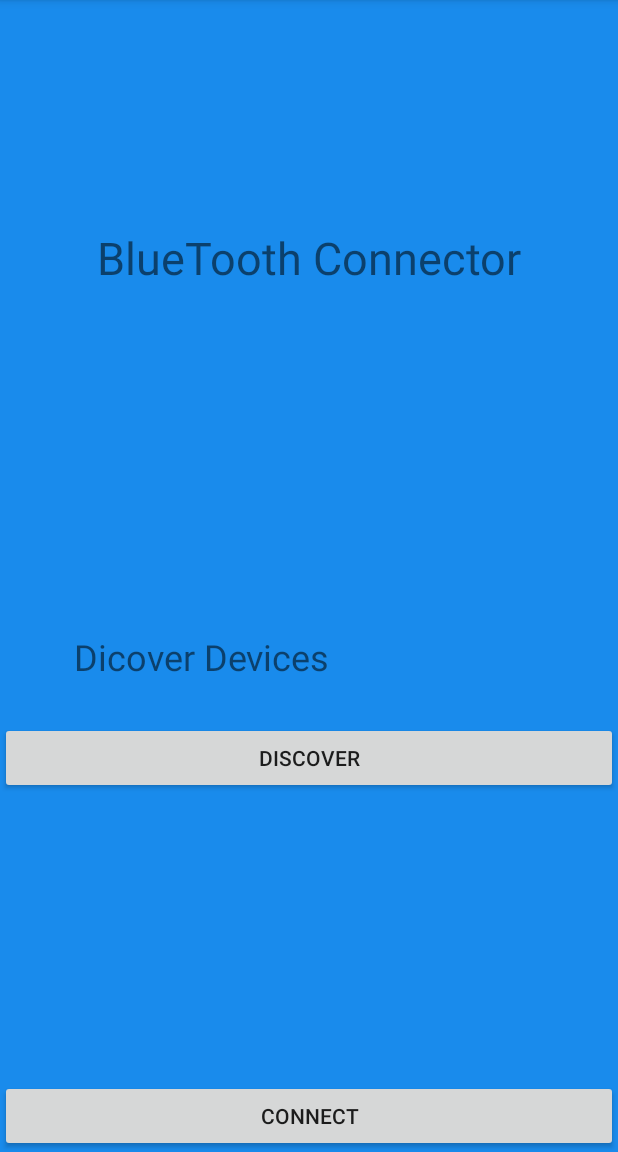
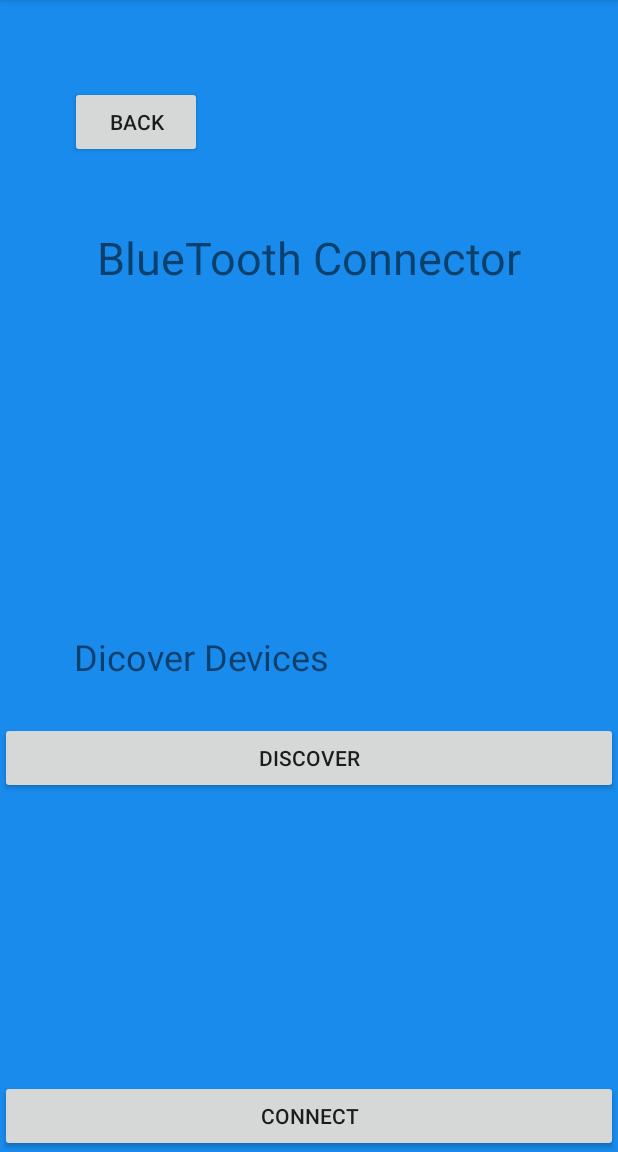
Before and after one commit to ggranad4/Project-Bulb, an Android app: the BluetoothMenuActivity screen opened directly, with no data from a screen before it, on a phone screen of 412 x 824 dp, the part 84-1236 px from its top. Run offline under Robolectric (Android 15) with nearby library versions, the phone set to English and light mode, and no system bars.

Commit message:
added back button

```diff
--- a/BULB2/app/src/main/java/com/example/jlazaro/bulb/BluetoothMenuActivity.java
+++ b/BULB2/app/src/main/java/com/example/jlazaro/bulb/BluetoothMenuActivity.java
@@ -40,6 +40,7 @@ public class BluetoothMenuActivity extends AppCompatActivity implements AdapterV
     ListView lvDevices;
     Button btnDiscover;
     Button btnConnect;
+    Button btnBack;
 
     //Broadcast Reciever for listing devices that arent paired
     private BroadcastReceiver mBroadcastReceiver = new BroadcastReceiver() {
@@ -97,6 +98,7 @@ public class BluetoothMenuActivity extends AppCompatActivity implements AdapterV
 
         btnDiscover = (Button) findViewById(R.id.btnDiscover);
         btnConnect = (Button) findViewById(R.id.btnConnect);
+        btnBack = (Button) findViewById(R.id.btnBack);
         lvDevices = (ListView) findViewById(R.id.lvNewDevices);
         mBTDevices = new ArrayList<>();
         mBluetoothAdapter = BluetoothAdapter.getDefaultAdapter();
@@ -104,6 +106,14 @@ public class BluetoothMenuActivity extends AppCompatActivity implements AdapterV
 
         IntentFilter filter = new IntentFilter(BluetoothDevice.ACTION_BOND_STATE_CHANGED);
         registerReceiver(mBroadcastReceiver2, filter);
+
+        btnBack.setOnClickListener(new View.OnClickListener() {
+            @Override
+            public void onClick(View view) {
+                Intent intent = new Intent(BluetoothMenuActivity.this, MainActivity.class);
+                startActivity(intent);
+            }
+        });
 
         btnDiscover.setOnClickListener(new View.OnClickListener() {
             @Override
--- a/BULB2/app/src/main/res/layout/bluetooth_menu_layout.xml
+++ b/BULB2/app/src/main/res/layout/bluetooth_menu_layout.xml
@@ -67,4 +67,18 @@
         app:layout_constraintBottom_toTopOf="@+id/lvNewDevices"
         app:layout_constraintEnd_toEndOf="parent"
         app:layout_constraintStart_toStartOf="parent" />
+
+    <Button
+        android:id="@+id/btnBack"
+        android:layout_width="wrap_content"
+        android:layout_height="wrap_content"
+        android:layout_marginBottom="5dp"
+        android:layout_marginEnd="277dp"
+        android:layout_marginStart="46dp"
+        android:layout_marginTop="16dp"
+        android:text="Back"
+        app:layout_constraintBottom_toTopOf="@+id/editText6"
+        app:layout_constraintEnd_toEndOf="parent"
+        app:layout_constraintStart_toStartOf="parent"
+        app:layout_constraintTop_toTopOf="parent" />
 </android.support.constraint.ConstraintLayout>
```
